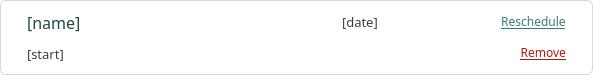
Qt form ui/item_appointments.ui (karlito20/AdoraFlowProject) before a commit.
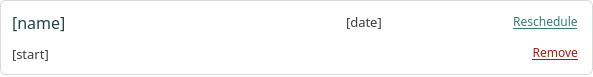
The same form after that commit.

```diff
--- a/ui/item_appointments.ui
+++ b/ui/item_appointments.ui
@@ -526,13 +526,13 @@
        <number>8</number>
       </property>
       <property name="leftMargin">
-       <number>18</number>
+       <number>6</number>
       </property>
       <property name="topMargin">
        <number>0</number>
       </property>
       <property name="rightMargin">
-       <number>18</number>
+       <number>6</number>
       </property>
       <property name="bottomMargin">
        <number>0</number>
@@ -540,6 +540,9 @@
       <item>
        <widget class="QWidget" name="info_container" native="true">
         <layout class="QVBoxLayout" name="verticalLayout_2">
+         <property name="leftMargin">
+          <number>6</number>
+         </property>
          <item>
           <widget class="QLabel" name="name_label">
            <property name="font">
```
